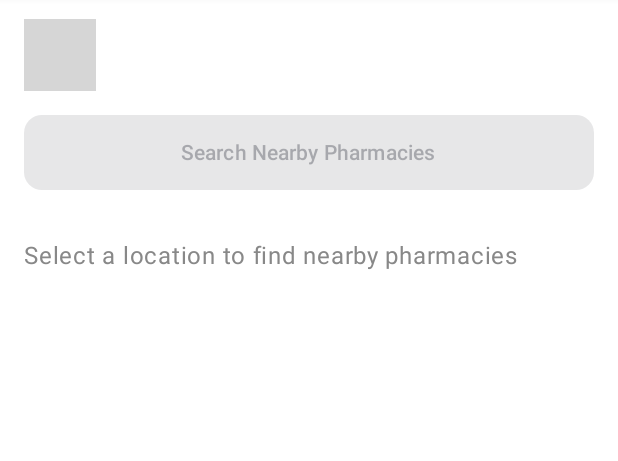
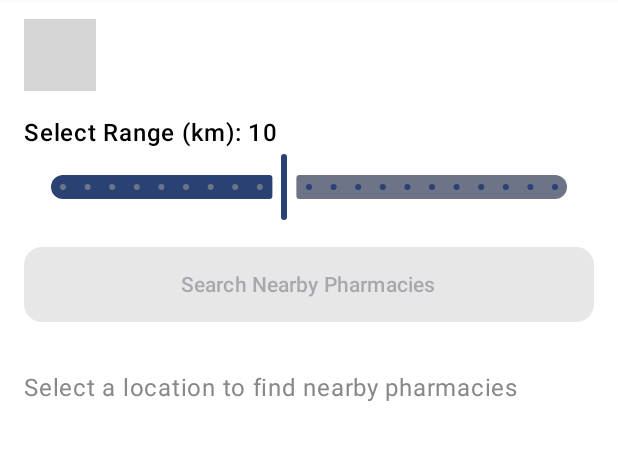
Before and after one commit to ReMed-ucsc/patient, an Android app built with Jetpack Compose: the SearchPharmacyScreen screen opened through its navigation route, on a phone screen of 412 x 824 dp, the part 89-550 px from its top. Run offline under Robolectric (Android 15) with nearby library versions, the phone set to English and light mode, and no system bars; our stand-ins replace livedata-compose; 3 statements that could not run were skipped; grey boxes are pictures that could not be loaded.

```diff
--- a/app/src/main/java/com/example/remed/api/order/OrderAPI.kt
+++ b/app/src/main/java/com/example/remed/api/order/OrderAPI.kt
@@ -20,7 +20,8 @@ interface OrderAPI {
     @GET("patient/searchNearbyPharmacies")
     suspend fun searchNearbyPharmacies(
         @Query("latitude") latitude: Double,
-        @Query("longitude") longitude: Double
+        @Query("longitude") longitude: Double,
+        @Query("range") range: Int
     ) : Response<PharmacyList>
 
     @GET("patient/searchPharmacies")
--- a/app/src/main/java/com/example/remed/models/OrderViewModel.kt
+++ b/app/src/main/java/com/example/remed/models/OrderViewModel.kt
@@ -82,12 +82,12 @@ class OrderViewModel : ViewModel() {
         }
     }
 
-    fun searchNearbyPharmacies(lat: Double = 6.84862699, long: Double = 79.924950) {
+    fun searchNearbyPharmacies(lat: Double, long: Double, range: Int = 10) {
         _pharmacyListResponse.value = NetworkResponse.Loading
 
         viewModelScope.launch {
             try {
-                val response = orderAPI.searchNearbyPharmacies(lat, long)
+                val response = orderAPI.searchNearbyPharmacies(lat, long, range)
                 Log.d("SearchPharmacy", "Response Body for nearby: ${response.body()}")
                 if (response.isSuccessful) {
                     response.body()?.let {
--- a/app/src/main/java/com/example/remed/screens/SearchPharmacyScreen.kt
+++ b/app/src/main/java/com/example/remed/screens/SearchPharmacyScreen.kt
@@ -32,6 +32,7 @@ fun SearchPharmacyScreen(navController: NavController, viewModel: OrderViewModel
     var selectedPlace by remember { mutableStateOf<Place?>(null) }
     var selectedLocation by remember { mutableStateOf<LatLng?>(null) }
     var locationAddress by remember { mutableStateOf("") }
+    var range by remember { mutableStateOf(10f) } // Default range is 10 km
 
     val pharmacyListResponse = viewModel.pharmacyListResponse.observeAsState()
 
@@ -70,6 +71,23 @@ fun SearchPharmacyScreen(navController: NavController, viewModel: OrderViewModel
 
         Spacer(modifier = Modifier.height(16.dp))
 
+        // Range Slider
+        Text(
+            text = "Select Range (km): ${range.toInt()}",
+            fontSize = 16.sp,
+            fontWeight = FontWeight.Medium,
+            color = Color.Black
+        )
+        Slider(
+            value = range,
+            onValueChange = { range = it },
+            valueRange = 1f..20f,
+            steps = 19,
+            modifier = Modifier.padding(horizontal = 16.dp)
+        )
+
+        Spacer(modifier = Modifier.height(16.dp))
+
         // Display selected location info if available
         selectedPlace?.let {
             Card(
@@ -101,7 +119,7 @@ fun SearchPharmacyScreen(navController: NavController, viewModel: OrderViewModel
         Button(
             onClick = {
                 selectedLocation?.let { latLng ->
-                    viewModel.searchNearbyPharmacies(lat = latLng.latitude, long = latLng.longitude)
+                    viewModel.searchNearbyPharmacies(lat = latLng.latitude, long = latLng.longitude, range = range.toInt())
                 }
             },
             modifier = Modifier
--- a/app/src/main/java/com/example/remed/screens/ViewOrderScreen.kt
+++ b/app/src/main/java/com/example/remed/screens/ViewOrderScreen.kt
@@ -89,7 +89,9 @@ fun ViewOrderScreen(navController: NavController, orderId: String, viewModel: Or
             )
         }
 
+        Log.d("ViewOrderScreen", "OrderResponse: $orderResponse")
         when (val result = orderResponse) {
+//            checking both network response success and orderResponse result errors
             is NetworkResponse.Success -> {
                 val order = result.data.data.orderDetails
                 val products = result.data.data.productDetails
@@ -240,6 +242,7 @@ fun ViewOrderScreen(navController: NavController, orderId: String, viewModel: Or
                     )
                 }
 
+                if (order.status == "WAITING") {
                     item {
                         Spacer(modifier = Modifier.height(16.dp))
 
@@ -279,6 +282,8 @@ fun ViewOrderScreen(navController: NavController, orderId: String, viewModel: Or
                             Text(text = if (isEditing) "Save Changes" else "Edit Order")
                         }
                     }
+                }
+
 
                 item {
                     Spacer(modifier = Modifier.height(16.dp))
```
Lines whose indentation alone changed are shown as unchanged.
